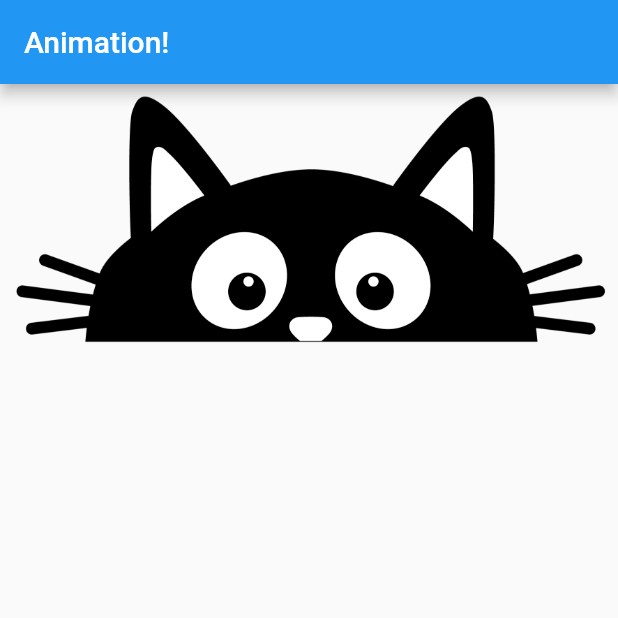
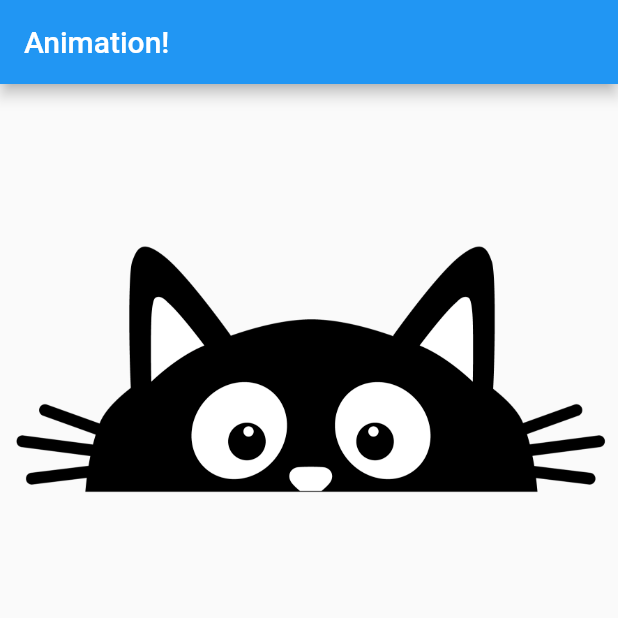
Before and after one commit to HossamMuhammedOmar/Box_Animation, a Flutter app: the screen it shows after launch, on a phone screen of 412 x 824 dp, the top half of it. Run offline on Flutter 3.47's test engine with Material 2 defaults, Android fonts, the phone set to English and light mode, and no system bars.

Commit message:
start animation

```diff
--- a/lib/src/screens/home.dart
+++ b/lib/src/screens/home.dart
@@ -14,7 +14,6 @@ class HomeState extends State<Home> with TickerProviderStateMixin {
 
   void initState() {
     super.initState();
-
     catController = AnimationController(
       duration: Duration(seconds: 2),
       vsync: this,
@@ -23,6 +22,8 @@ class HomeState extends State<Home> with TickerProviderStateMixin {
       parent: catController,
       curve: Curves.easeIn,
     ));
+
+    catController.forward();
   }
 
   @override
@@ -36,6 +37,15 @@ class HomeState extends State<Home> with TickerProviderStateMixin {
   }
 
   Widget buildAnimation() {
-    return Cat();
+    return AnimatedBuilder(
+      animation: catAnimation,
+      builder: (context, child) {
+        return Container(
+          child: child,
+          margin: EdgeInsets.only(top: catAnimation.value),
+        );
+      },
+      child: Cat(),
+    );
   }
 }
```
